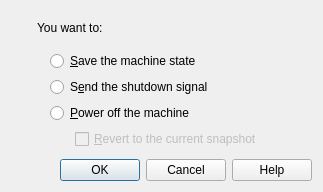
The window that vbox/src/VBox/Frontends/VirtualBox/ui/VBoxCloseVMDlg.ui (jljuxgm/vboxgit) describes before a commit, drawn with Qt 5.
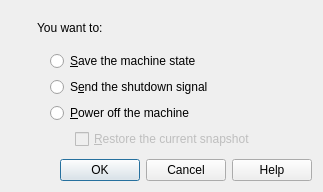
The same window after the commit. Icons and pictures are not drawn. Custom widgets are drawn as their Qt base class.

Commit message:
commit_24534 ------------------------------------------------------------------------ r24534 | vboxsync | 2009-11-10 16:51:18 +0800 (Tue, 10 Nov 2009) | 2 lines
Revert to the current snapshot -> Restore the current snapshot

------------------------------------------------------------------------

The edit to the form file:
```diff
--- a/vbox/src/VBox/Frontends/VirtualBox/ui/VBoxCloseVMDlg.ui
+++ b/vbox/src/VBox/Frontends/VirtualBox/ui/VBoxCloseVMDlg.ui
@@ -207,7 +207,7 @@
             <string>&lt;p>When checked, the machine state will be restored from the state stored in the current snapshot right after it is turned off. This is useful if you are sure that you want to discard the results of your last sessions and go back to the current snapshot.&lt;/p></string>
            </property>
            <property name="text" >
-            <string>&amp;Revert to the current snapshot</string>
+            <string>&amp;Restore the current snapshot</string>
            </property>
           </widget>
          </item>
```
Left out of the diff: 2 changed lines with no effect on the pictures.
